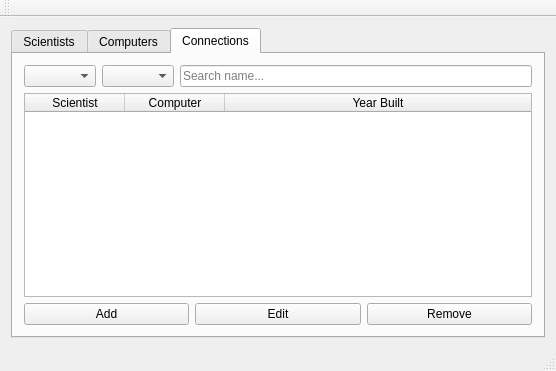
This is UI_Vika3/UI/mainwindow.ui in Druma/Verknam01_hopur35 as Qt 5 draws it before an edit. The edited form follows.
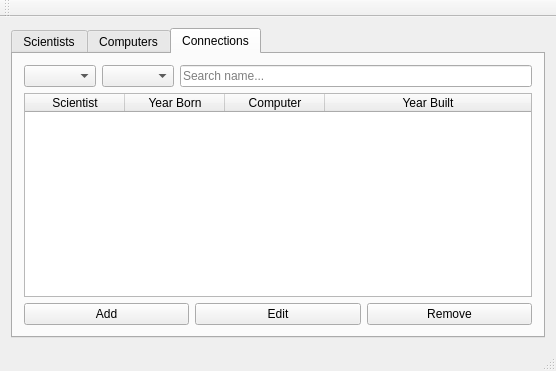
This is the edited form. The open tabs and pages were chosen to show the change.

What changed in the file:
```diff
--- a/UI_Vika3/UI/mainwindow.ui
+++ b/UI_Vika3/UI/mainwindow.ui
@@ -295,6 +295,11 @@
               <string>Scientist</string>
              </property>
             </column>
+            <column>
+             <property name="text">
+              <string>Year Born</string>
+             </property>
+            </column>
             <column>
              <property name="text">
               <string>Computer</string>
```
Left out of the diff: 4 changed lines with no effect on the pictures.
